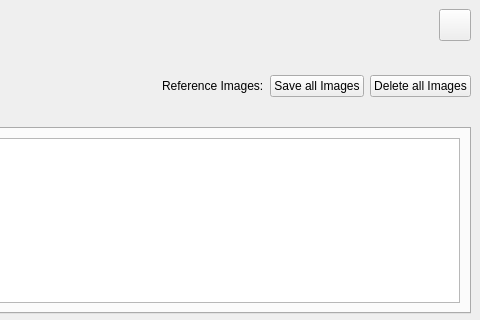
Qt form kstars/tools/observinglist.ui (KDE/kstars) before a commit; both pictures show x 357 to 837 and y 0 to 320 of the 837 by 650 pixel window.
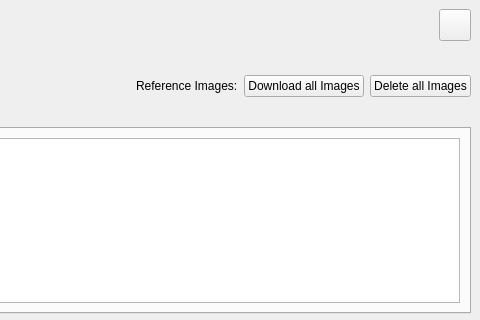
The same form after that commit. Custom widgets are drawn as their Qt base class.

Commit message:
Rename button in Obs. Planner to "Download all Images".
"Save all Images" is now meaningless, "Download all Images" is a more
apt description. Changing the description appropriately.

GUI:

Diff of the .ui file:
```diff
--- a/kstars/tools/observinglist.ui
+++ b/kstars/tools/observinglist.ui
@@ -365,7 +365,7 @@
         <string>Download the SDSS/DSS images of all the objects in the current list.</string>
        </property>
        <property name="text">
-        <string>Save all Images</string>
+        <string>Download all Images</string>
        </property>
       </widget>
      </item>
```
The commit also changes 1 other file.
